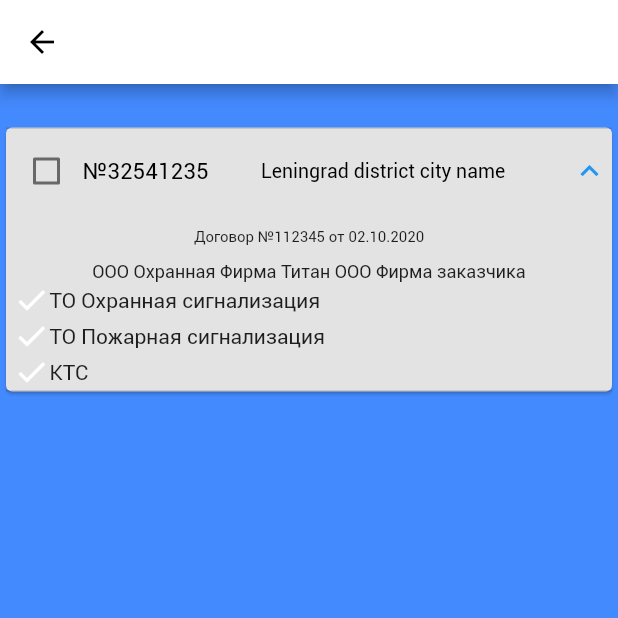
After one commit to Medvedoc/TitanLK, a Flutter app: the N8 screen opened directly, after a tap on "№32541235", on a phone screen of 412 x 824 dp, the top half of it. The commit adds this screen. Run offline on Flutter 3.47's test engine with Material 2 defaults, Android fonts, the phone set to English and light mode, and no system bars; our stand-ins replace flutter_bloc, flutter_multi_formatter, flutter_switch, font_awesome_flutter, image_cropper, image_picker; missing offline and left inert: flutter_picker, flutter_shine, icon_shadow.

Commit message:
N2,6,8,16 update

```diff
--- /dev/null
+++ b/lib/widgets/n_8.dart
@@ -0,0 +1,138 @@
+import 'package:flutter/material.dart';
+
+class N8 extends StatefulWidget {
+  @override
+  _N8State createState() => _N8State();
+}
+
+class _N8State extends State<N8> {
+  Color _tileColor = Color.fromRGBO(251, 251, 251, 1);
+  bool isPressed = false;
+  bool isTilePressed = false;
+  @override
+  Widget build(BuildContext context) {
+    return Scaffold(
+      appBar: AppBar(),
+      body: Column(
+        children: [
+          SizedBox(
+            height: 25,
+          ),
+          Card(
+            color: _tileColor,
+            child: ExpansionTile(
+              onExpansionChanged: (expanded) {
+                setState(
+                  () {
+                    if (expanded) {
+                      _tileColor = Color.fromRGBO(227, 227, 227, 1);
+                    } else {
+                      _tileColor = Color.fromRGBO(251, 251, 251, 1);
+                    }
+                  },
+                );
+              },
+              tilePadding: EdgeInsets.symmetric(vertical: 0, horizontal: 3),
+              title: Row(
+                mainAxisAlignment: MainAxisAlignment.start,
+                children: [
+                  Checkbox(
+                    value: isPressed,
+                    onChanged: (value) {
+                      setState(
+                        () {
+                          isPressed = value;
+                        },
+                      );
+                    },
+                  ),
+                  Text(
+                    '№32541235',
+                    style: TextStyle(
+                      fontSize: 15,
+                      color: Colors.black,
+                    ),
+                  ),
+                  SizedBox(
+                    width: 35,
+                  ),
+                  Expanded(
+                    flex: 1,
+                    child: Text(
+                      'Leningrad district city name',
+                      style: TextStyle(
+                        fontSize: 13,
+                        color: Colors.black,
+                      ),
+                    ),
+                  ),
+                ],
+              ),
+              children: [
+                SizedBox(
+                  height: 10,
+                ),
+                Text(
+                  'Договор №112345 от 02.10.2020',
+                  style: TextStyle(
+                    fontSize: 10,
+                  ),
+                ),
+                SizedBox(
+                  height: 10,
+                ),
+                Text(
+                  "OOO Охранная Фирма Титан ООО Фирма заказчика",
+                  style: TextStyle(
+                    fontSize: 12,
+                  ),
+                ),
+                Padding(
+                  padding: EdgeInsets.symmetric(
+                    horizontal: 5,
+                  ),
+                  child: Row(
+                    children: [
+                      Icon(
+                        Icons.check,
+                      ),
+                      Text('TO Охранная сигнализация'),
+                    ],
+                  ),
+                ),
+                Padding(
+                  padding: EdgeInsets.symmetric(
+                    horizontal: 5,
+                  ),
+                  child: Row(
+                    children: [
+                      Icon(
+                        Icons.check,
+                      ),
+                      Text('TO Пожарная сигнализация '),
+                    ],
+                  ),
+                ),
+                Padding(
+                  padding: EdgeInsets.symmetric(
+                    horizontal: 5,
+                  ),
+                  child: Row(
+                    children: [
+                      Icon(
+                        Icons.check,
+                      ),
+                      Text(
+                        'КТС',
+                      ),
+                    ],
+                  ),
+                ),
+              ],
+            ),
+          ),
+        ],
+      ),
+    );
+  }
+}
```
Also changed, not shown: lib/control/TitanButton.dart (+32 -85 lines), lib/widgets/n_16.dart (added, +134 -0 lines), lib/widgets/n_2.dart (added, +82 -0 lines), lib/widgets/n_6.dart (added, +69 -0 lines).
